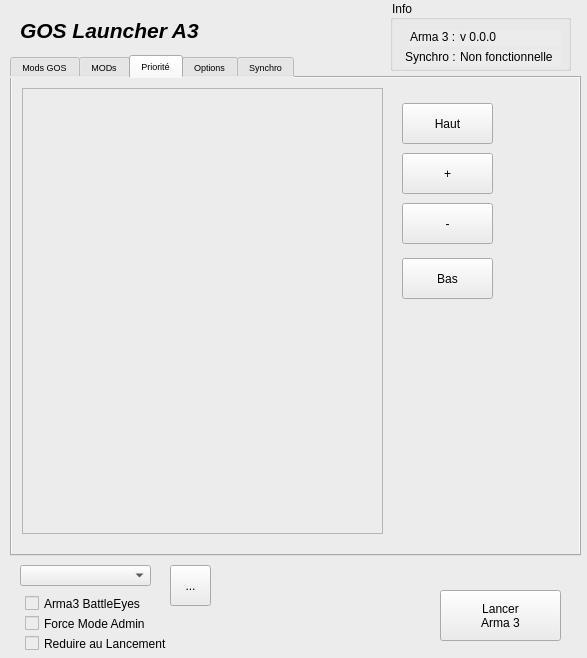
Before: the Qt Designer form principale.ui in ChristopheTdn/GOSLauncher_A3_Python_version, drawn with Qt 5.
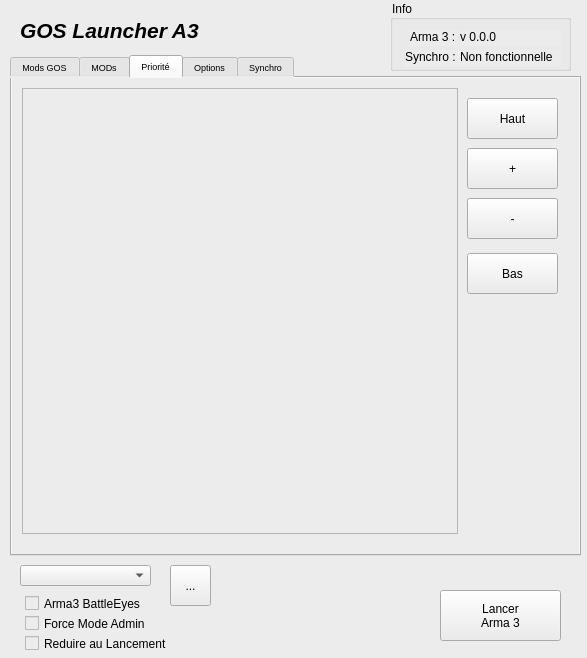
After: the same form once the commit is applied. The open tabs and pages were chosen to show the change. Icons and pictures are not drawn.

The edit to the form file:
```diff
--- a/principale.ui
+++ b/principale.ui
@@ -1127,7 +1127,7 @@
        <rect>
         <x>10</x>
         <y>10</y>
-        <width>361</width>
+        <width>436</width>
         <height>446</height>
        </rect>
       </property>
@@ -1141,8 +1141,8 @@
      <widget class="QPushButton" name="pushButton_priorityTop">
       <property name="geometry">
        <rect>
-        <x>390</x>
-        <y>25</y>
+        <x>455</x>
+        <y>20</y>
         <width>91</width>
         <height>41</height>
        </rect>
@@ -1154,8 +1154,8 @@
      <widget class="QPushButton" name="pushButton_priorityPlus">
       <property name="geometry">
        <rect>
-        <x>390</x>
-        <y>75</y>
+        <x>455</x>
+        <y>70</y>
         <width>91</width>
         <height>41</height>
        </rect>
@@ -1167,8 +1167,8 @@
      <widget class="QPushButton" name="pushButton_priorityMinus">
       <property name="geometry">
        <rect>
-        <x>390</x>
-        <y>125</y>
+        <x>455</x>
+        <y>120</y>
         <width>91</width>
         <height>41</height>
        </rect>
@@ -1180,8 +1180,8 @@
      <widget class="QPushButton" name="pushButton_priorityBottom">
       <property name="geometry">
        <rect>
-        <x>390</x>
-        <y>180</y>
+        <x>455</x>
+        <y>175</y>
         <width>91</width>
         <height>41</height>
        </rect>
```
Left out of the diff: 65 changed lines with no effect on the pictures.
